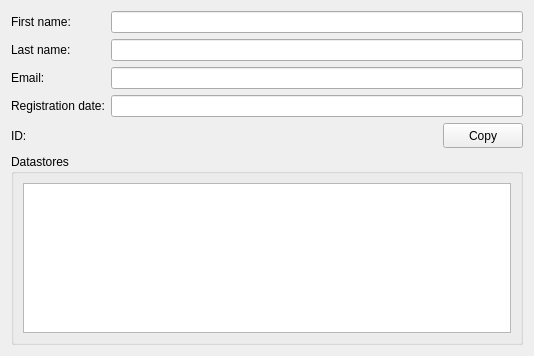
Above: geotuileur/gui/user/wdg_user.ui from JulesGrillot/plugin-qgis-geoplateforme before the change. Below: the same form after it.
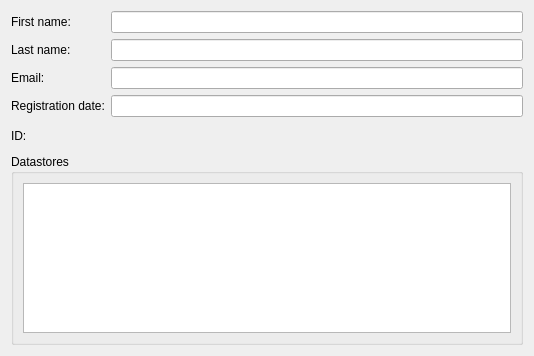
That is the form after the change. Custom widgets are drawn as their Qt base class.

Commit message: Rm button

```diff
--- a/geotuileur/gui/user/wdg_user.ui
+++ b/geotuileur/gui/user/wdg_user.ui
@@ -190,39 +190,6 @@
     </widget>
    </item>
    <item row="4" column="1">
-    <layout class="QGridLayout" name="gridLayout_3">
-     <item row="1" column="3">
-      <widget class="QPushButton" name="btn_copy_id">
-       <property name="minimumSize">
-        <size>
-         <width>5</width>
-         <height>5</height>
-        </size>
-       </property>
-       <property name="maximumSize">
-        <size>
-         <width>100</width>
-         <height>30</height>
-        </size>
-       </property>
-       <property name="focusPolicy">
-        <enum>Qt::ClickFocus</enum>
-       </property>
-       <property name="toolTip">
-        <string>Click me to copy the related content</string>
-       </property>
-       <property name="toolTipDuration">
-        <number>-1</number>
-       </property>
-       <property name="text">
-        <string>Copy</string>
-       </property>
-       <property name="flat">
-        <bool>false</bool>
-       </property>
-      </widget>
-     </item>
-     <item row="1" column="1">
       <widget class="QLabel" name="lbl_id_value">
        <property name="minimumSize">
         <size>
@@ -248,6 +215,9 @@
        <property name="autoFillBackground">
         <bool>true</bool>
        </property>
+     <property name="frameShadow">
+      <enum>QFrame::Sunken</enum>
+     </property>
        <property name="text">
         <string notr="true"/>
        </property>
@@ -255,24 +225,9 @@
         <bool>true</bool>
        </property>
        <property name="textInteractionFlags">
-        <set>Qt::TextSelectableByMouse</set>
-       </property>
-      </widget>
-     </item>
-     <item row="1" column="2">
-      <spacer name="horizontalSpacer">
-       <property name="orientation">
-        <enum>Qt::Horizontal</enum>
-       </property>
-       <property name="sizeHint" stdset="0">
-        <size>
-         <width>40</width>
-         <height>20</height>
-        </size>
-       </property>
-      </spacer>
-     </item>
-    </layout>
+      <set>Qt::LinksAccessibleByMouse</set>
+     </property>
+    </widget>
    </item>
   </layout>
  </widget>
```
Left out of the diff: 128 changed lines with no effect on the pictures. Lines whose indentation alone changed are shown as unchanged.
